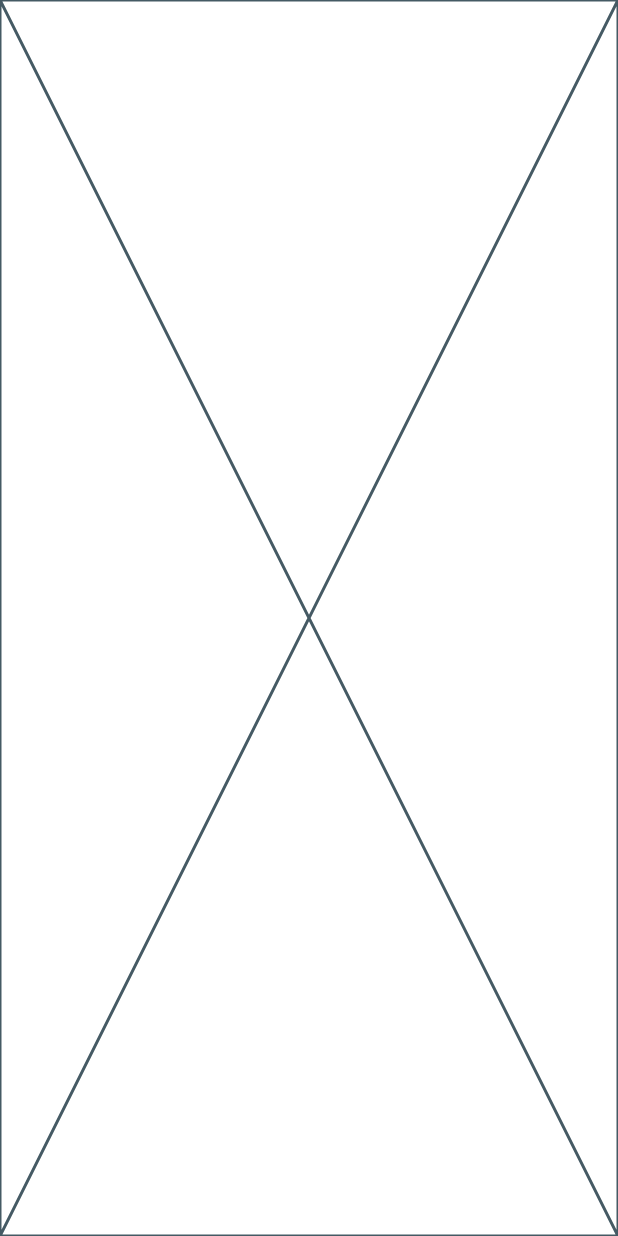
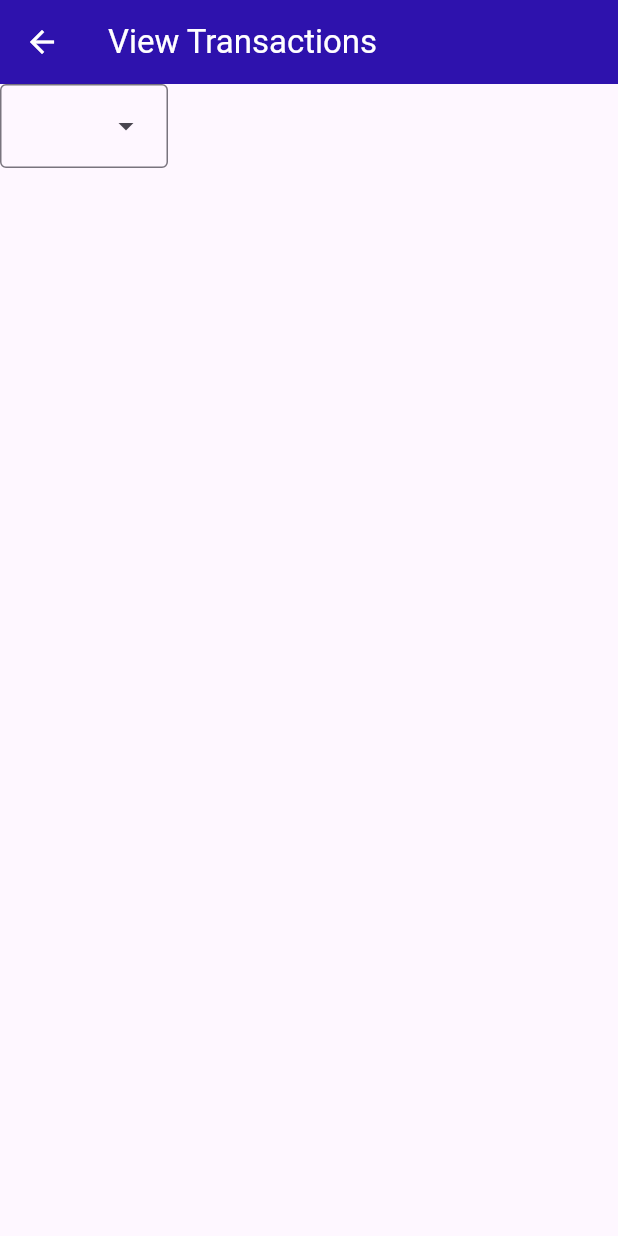
Before and after one commit to ivan-sanjuan/debt_payment_tracker_app, a Flutter app: the screen it shows after launch, after a tap on "View Borrower Transactions", on a phone screen of 412 x 824 dp. Run offline on Flutter 3.47's test engine with Material 3 defaults, Android fonts, the phone set to English and light mode, and no system bars; accounts and stored records are empty.

Commit message:
Update view_transactions.dart

```diff
--- a/lib/screens/view_transactions.dart
+++ b/lib/screens/view_transactions.dart
@@ -14,6 +14,18 @@ class ViewTransactions extends StatefulWidget {
 class _ViewTransactionsState extends State<ViewTransactions> {
   @override
   Widget build(BuildContext context) {
-    return const Placeholder();
+    var borrowerAccounts = widget.generalLedger.allBorrowers;
+    return Scaffold(
+      appBar: AppBar(title: Text('View Transactions')),
+      body: Column(
+        children: [
+          DropdownMenu(
+            dropdownMenuEntries: borrowerAccounts.map((e) {
+              return DropdownMenuEntry(value: e, label: '${e.name}');
+            }).toList(),
+          ),
+        ],
+      ),
+    );
   }
 }
```
